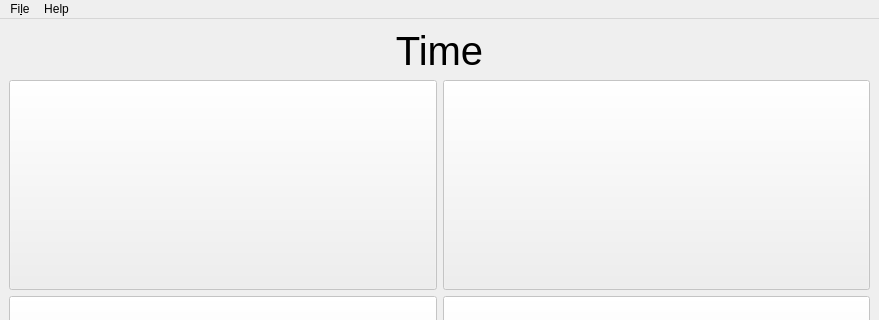
The window that mainwindow.ui (tdauth/gustavsfairyland) describes before a commit, drawn with Qt 5; both pictures show x 0 to 879 and y 0 to 320 of the 879 by 639 pixel window.
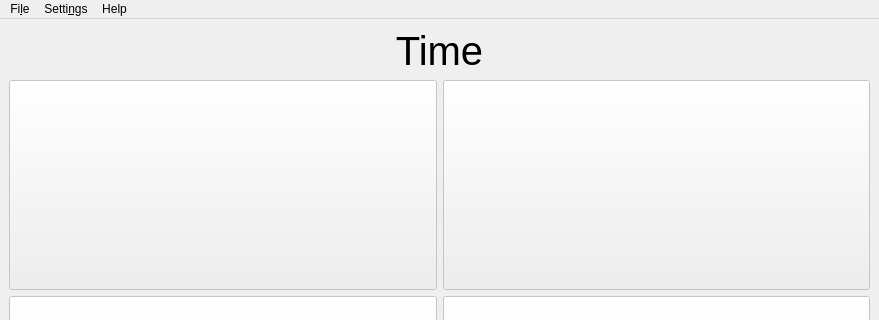
The same window after the commit.

The edit to the form file:
```diff
--- a/mainwindow.ui
+++ b/mainwindow.ui
@@ -246,7 +246,14 @@
     </property>
     <addaction name="actionAbout"/>
    </widget>
+   <widget class="QMenu" name="menuSettings">
+    <property name="title">
+     <string>Setti&amp;ngs</string>
+    </property>
+    <addaction name="actionClips"/>
+   </widget>
    <addaction name="menuDatei"/>
+   <addaction name="menuSettings"/>
    <addaction name="menuHelp"/>
   </widget>
   <widget class="QStatusBar" name="statusbar"/>
```
Left out of the diff: 10 changed lines with no effect on the pictures.
